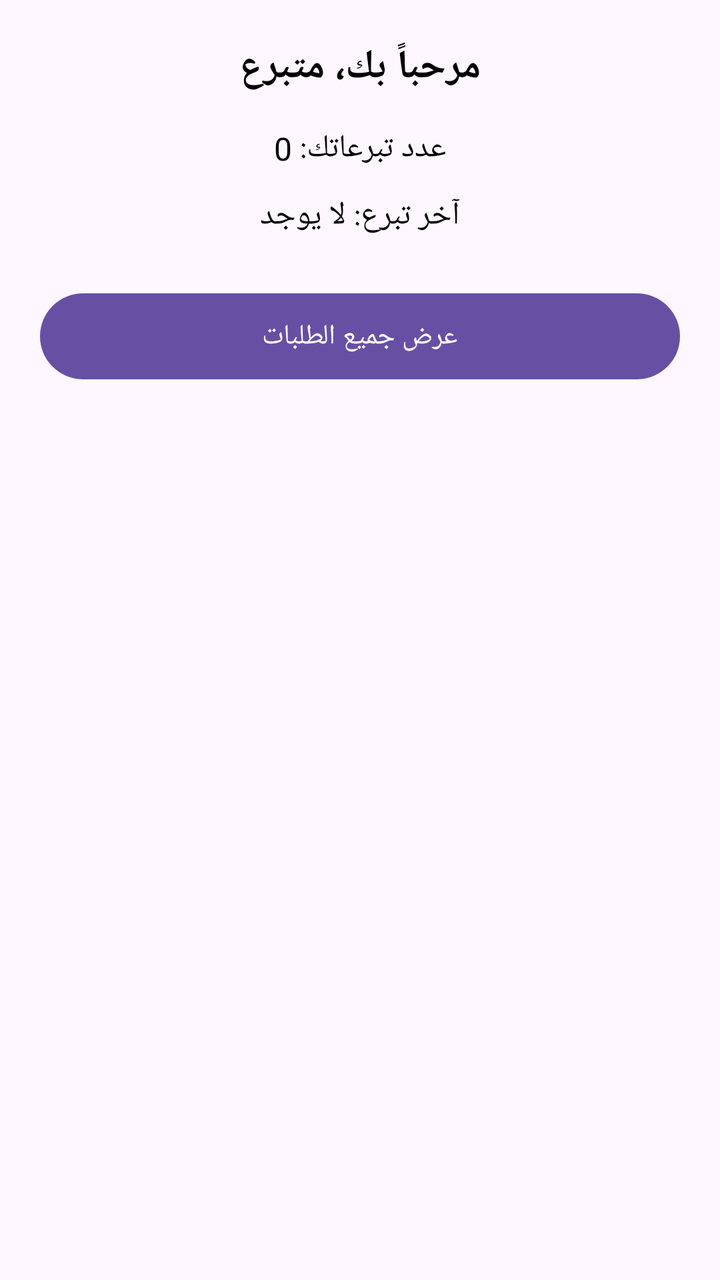
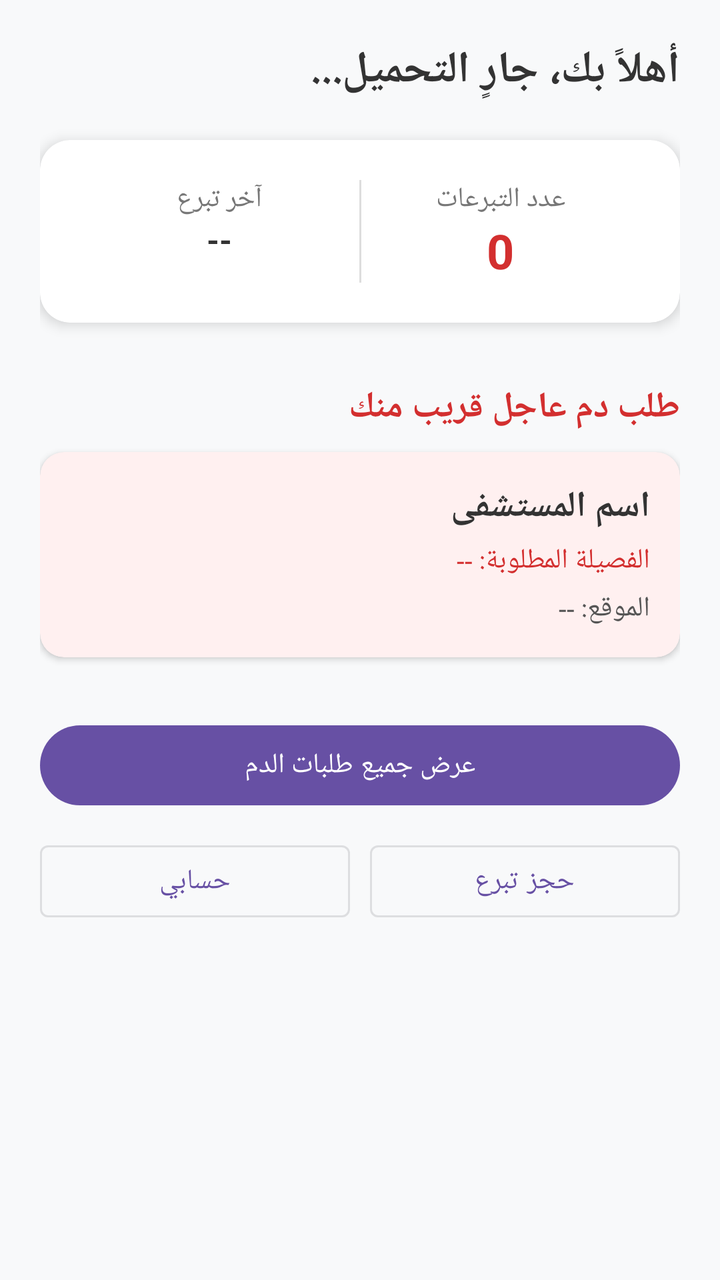

Two renders of the same Android screen: before a commit and after it. Below are the layout's source before the change and the commit's diff.
<!-- AndroidManifest.xml: application theme Theme.VivaLink -->
<!-- res/layout/activity_donors_home.xml -->
<?xml version="1.0" encoding="utf-8"?>

<LinearLayout xmlns:android="http://schemas.android.com/apk/res/android"
    xmlns:tools="http://schemas.android.com/tools"
    android:id="@+id/layoutDonorsHome"
    android:layout_width="match_parent"
    android:layout_height="match_parent"
    android:orientation="vertical"
    android:padding="20dp"
    android:gravity="center_horizontal"
    tools:context=".DonorsHomeActivity">

    
    <TextView
        android:id="@+id/tvWelcomeDonor"
        android:layout_width="wrap_content"
        android:layout_height="wrap_content"
        android:text="مرحباً بك، متبرع"
        android:textSize="20sp"
        android:textStyle="bold"
        android:layout_marginBottom="16dp"
        android:textColor="@android:color/black"/>

    
    <TextView
        android:id="@+id/tvDonationCount"
        android:layout_width="wrap_content"
        android:layout_height="wrap_content"
        android:text="عدد تبرعاتك: 0"
        android:textSize="16sp"
        android:layout_marginBottom="12dp"
        android:textColor="@android:color/black"/>

    
    <TextView
        android:id="@+id/tvLastDonationDate"
        android:layout_width="wrap_content"
        android:layout_height="wrap_content"
        android:text="آخر تبرع: لا يوجد"
        android:textSize="16sp"
        android:layout_marginBottom="24dp"
        android:textColor="@android:color/black"/>

    
    <Button
        android:id="@+id/btnViewAllRequests"
        android:layout_width="match_parent"
        android:layout_height="wrap_content"
        android:text="عرض جميع الطلبات"
        android:textColor="@android:color/white"
        android:padding="12dp"/>

</LinearLayout>
<!-- resources referenced by this layout -->
<resources>
  <style name="Theme.VivaLink" parent="Base.Theme.VivaLink" />
  <style name="Base.Theme.VivaLink" parent="Theme.Material3.DayNight.NoActionBar">
          
          
      </style>
</resources>

<!-- the commit's change to res/layout/activity_donors_home.xml (unified diff, before → after) -->
@@ -1,53 +1,175 @@
 <?xml version="1.0" encoding="utf-8"?>
 
-<LinearLayout xmlns:android="http://schemas.android.com/apk/res/android"
-    xmlns:tools="http://schemas.android.com/tools"
-    android:id="@+id/layoutDonorsHome"
+<ScrollView xmlns:android="http://schemas.android.com/apk/res/android"
+    xmlns:app="http://schemas.android.com/apk/res-auto"
     android:layout_width="match_parent"
     android:layout_height="match_parent"
-    android:orientation="vertical"
-    android:padding="20dp"
-    android:gravity="center_horizontal"
-    tools:context=".DonorsHomeActivity">
+    android:background="#F8F9FA"
+    android:layoutDirection="rtl">
 
-    
-    <TextView
-        android:id="@+id/tvWelcomeDonor"
-        android:layout_width="wrap_content"
-        android:layout_height="wrap_content"
-        android:text="مرحباً بك، متبرع"
-        android:textSize="20sp"
-        android:textStyle="bold"
-        android:layout_marginBottom="16dp"
-        android:textColor="@android:color/black"/>
-
-    
-    <TextView
-        android:id="@+id/tvDonationCount"
-        android:layout_width="wrap_content"
-        android:layout_height="wrap_content"
-        android:text="عدد تبرعاتك: 0"
-        android:textSize="16sp"
-        android:layout_marginBottom="12dp"
-        android:textColor="@android:color/black"/>
-
-    
-    <TextView
-        android:id="@+id/tvLastDonationDate"
-        android:layout_width="wrap_content"
-        android:layout_height="wrap_content"
-        android:text="آخر تبرع: لا يوجد"
-        android:textSize="16sp"
-        android:layout_marginBottom="24dp"
-        android:textColor="@android:color/black"/>
-
-    
-    <Button
-        android:id="@+id/btnViewAllRequests"
+    <LinearLayout
         android:layout_width="match_parent"
         android:layout_height="wrap_content"
-        android:text="عرض جميع الطلبات"
-        android:textColor="@android:color/white"
-        android:padding="12dp"/>
+        android:orientation="vertical"
+        android:padding="20dp">
 
-</LinearLayout>
+        <TextView
+            android:id="@+id/tvWelcomeDonor"
+            android:layout_width="wrap_content"
+            android:layout_height="wrap_content"
+            android:text="أهلاً بك، جارٍ التحميل..."
+            android:textColor="#333"
+            android:textSize="22sp"
+            android:textStyle="bold" />
+
+        <androidx.cardview.widget.CardView
+            android:layout_width="match_parent"
+            android:layout_height="wrap_content"
+            android:layout_marginTop="20dp"
+            app:cardCornerRadius="15dp"
+            app:cardElevation="4dp">
+
+            <LinearLayout
+                android:layout_width="match_parent"
+                android:layout_height="wrap_content"
+                android:orientation="horizontal"
+                android:padding="20dp"
+                android:weightSum="2">
+
+                <LinearLayout
+                    android:layout_width="0dp"
+                    android:layout_height="wrap_content"
+                    android:layout_weight="1"
+                    android:gravity="center"
+                    android:orientation="vertical">
+
+                    <TextView
+                        android:layout_width="wrap_content"
+                        android:layout_height="wrap_content"
+                        android:text="عدد التبرعات"
+                        android:textColor="#777" />
+
+                    <TextView
+                        android:id="@+id/tvDonationCount"
+                        android:layout_width="wrap_content"
+                        android:layout_height="wrap_content"
+                        android:text="0"
+                        android:textColor="#D32F2F"
+                        android:textSize="24sp"
+                        android:textStyle="bold" />
+                </LinearLayout>
+
+                <View
+                    android:layout_width="1dp"
+                    android:layout_height="match_parent"
+                    android:background="#DDD" />
+
+                <LinearLayout
+                    android:layout_width="0dp"
+                    android:layout_height="wrap_content"
+                    android:layout_weight="1"
+                    android:gravity="center"
+                    android:orientation="vertical">
+
+                    <TextView
+                        android:layout_width="wrap_content"
+                        android:layout_height="wrap_content"
+                        android:text="آخر تبرع"
+                        android:textColor="#777" />
+
+                    <TextView
+                        android:id="@+id/tvLastDonationDate"
+                        android:layout_width="wrap_content"
+                        android:layout_height="wrap_content"
+                        android:text="--"
+                        android:textColor="#333"
+                        android:textSize="16sp"
+                        android:textStyle="bold" />
+                </LinearLayout>
+            </LinearLayout>
+        </androidx.cardview.widget.CardView>
+
+        <TextView
+            android:layout_width="wrap_content"
+            android:layout_height="wrap_content"
+            android:layout_marginTop="30dp"
+            android:text="طلب دم عاجل قريب منك"
+            android:textColor="#D32F2F"
+            android:textSize="18sp"
+            android:textStyle="bold" />
+
+        <androidx.cardview.widget.CardView
+            android:layout_width="match_parent"
+            android:layout_height="wrap_content"
+            android:layout_marginTop="10dp"
+            app:cardBackgroundColor="#FFF0F0"
+            app:cardCornerRadius="12dp">
+
+            <LinearLayout
+                android:layout_width="match_parent"
+                android:layout_height="wrap_content"
+                android:orientation="vertical"
+                android:padding="15dp">
+
+                <TextView
+                    android:id="@+id/tvHospitalName"
+                    android:layout_width="wrap_content"
+                    android:layout_height="wrap_content"
+                    android:text="اسم المستشفى"
+                    android:textColor="#333"
+                    android:textSize="18sp"
+                    android:textStyle="bold" />
+
+                <TextView
+                    android:id="@+id/tvBloodType"
+                    android:layout_width="wrap_content"
+                    android:layout_height="wrap_content"
+                    android:layout_marginTop="5dp"
+                    android:text="الفصيلة المطلوبة: --"
+                    android:textColor="#D32F2F" />
+
+                <TextView
+                    android:id="@+id/tvUrgentCity"
+                    android:layout_width="wrap_content"
+                    android:layout_height="wrap_content"
+                    android:layout_marginTop="5dp"
+                    android:text="الموقع: --"
+                    android:textColor="#555" />
+            </LinearLayout>
+        </androidx.cardview.widget.CardView>
+
+        <Button
+            android:id="@+id/btnViewRequests"
+            android:layout_width="match_parent"
+            android:layout_height="wrap_content"
+            android:layout_marginTop="30dp"
+            android:text="عرض جميع طلبات الدم" />
+
+        <LinearLayout
+            android:layout_width="match_parent"
+            android:layout_height="wrap_content"
+            android:layout_marginTop="10dp"
+            android:orientation="horizontal"
+            android:weightSum="2">
+
+            <Button
+                android:id="@+id/btnGoToDonate"
+                style="@style/Widget.MaterialComponents.Button.OutlinedButton"
+                android:layout_width="0dp"
+                android:layout_height="wrap_content"
+                android:layout_marginEnd="5dp"
+                android:layout_weight="1"
+                android:text="حجز تبرع" />
+
+            <Button
+                android:id="@+id/btnGoToProfile"
+                style="@style/Widget.MaterialComponents.Button.OutlinedButton"
+                android:layout_width="0dp"
+                android:layout_height="wrap_content"
+                android:layout_marginStart="5dp"
+                android:layout_weight="1"
+                android:text="حسابي" />
+        </LinearLayout>
+
+    </LinearLayout>
+</ScrollView>
